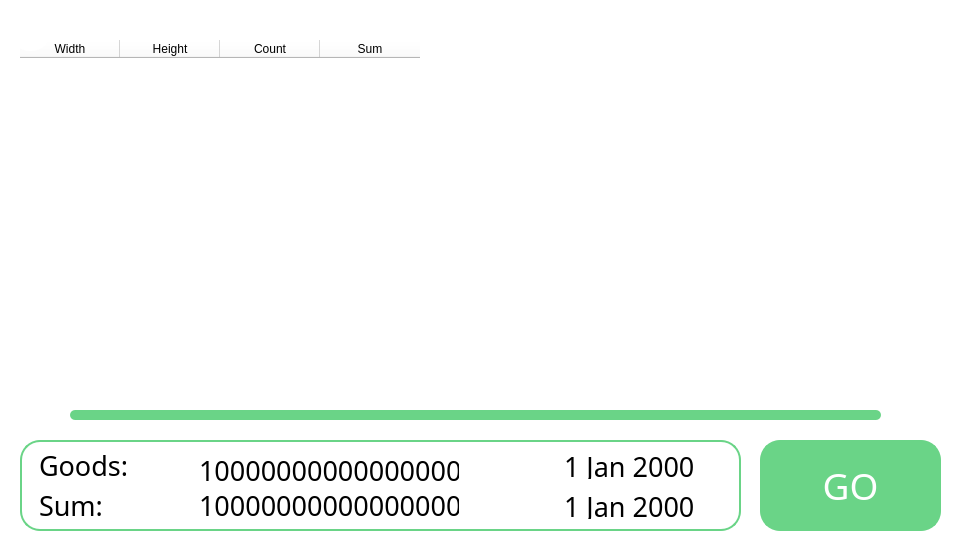
Qt form uis/reports/Reports.ui (exorevan/Invoices-application--PyQT6-) before a commit.
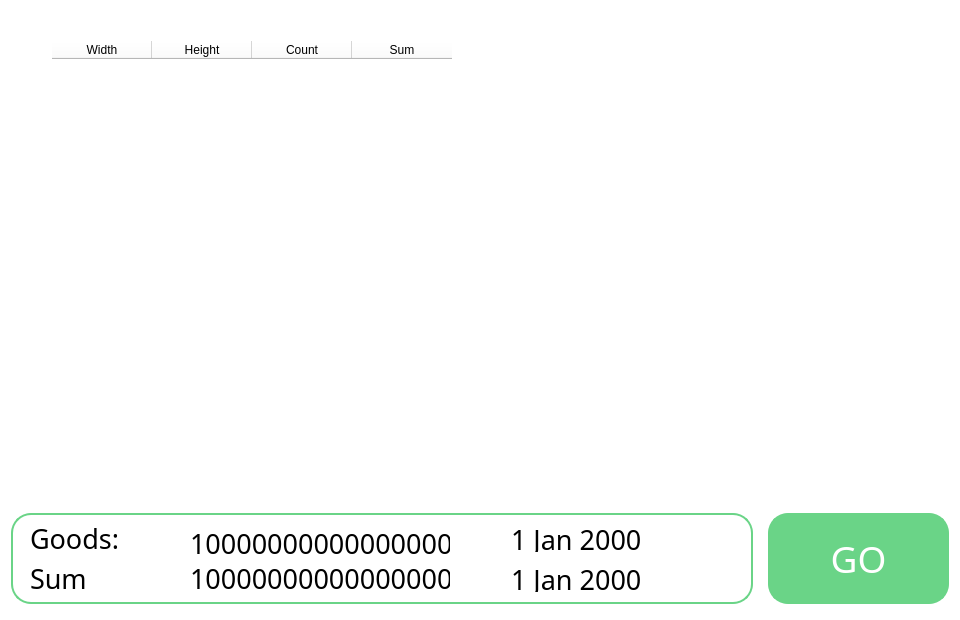
The same form after that commit. Icons and pictures are not drawn.

The edit to the form file:
```diff
--- a/uis/reports/Reports.ui
+++ b/uis/reports/Reports.ui
@@ -7,9 +7,15 @@
     <x>0</x>
     <y>0</y>
     <width>960</width>
-    <height>560</height>
+    <height>620</height>
    </rect>
   </property>
+  <property name="minimumSize">
+   <size>
+    <width>620</width>
+    <height>360</height>
+   </size>
+  </property>
   <property name="font">
    <font>
     <family>Bauhaus 93</family>
@@ -23,63 +29,138 @@
    <string notr="true">background-color: white;
 border-radius: 20;</string>
   </property>
-  <widget class="QWidget" name="centralwidget" native="true">
-   <property name="geometry">
-    <rect>
-     <x>0</x>
-     <y>0</y>
-     <width>951</width>
-     <height>531</height>
-    </rect>
-   </property>
-   <widget class="QPushButton" name="showReportsButton">
-    <property name="geometry">
-     <rect>
-      <x>760</x>
-      <y>440</y>
-      <width>181</width>
-      <height>91</height>
-     </rect>
-    </property>
-    <property name="font">
-     <font>
-      <family>Broadway</family>
-      <pointsize>28</pointsize>
-     </font>
+  <layout class="QVBoxLayout" name="verticalLayout_2">
+   <item>
+    <layout class="QVBoxLayout" name="main_lay">
+     <property name="spacing">
+      <number>0</number>
+     </property>
+     <item>
+      <layout class="QVBoxLayout" name="verticalLayout_7">
+       <item>
+        <widget class="QFrame" name="table_button_frame">
+         <property name="frameShape">
+          <enum>QFrame::StyledPanel</enum>
+         </property>
+         <property name="frameShadow">
+          <enum>QFrame::Raised</enum>
+         </property>
+         <layout class="QHBoxLayout" name="horizontalLayout_5">
+          <property name="spacing">
+           <number>0</number>
+          </property>
+          <property name="leftMargin">
+           <number>0</number>
+          </property>
+          <property name="topMargin">
+           <number>0</number>
+          </property>
+          <property name="rightMargin">
+           <number>0</number>
+          </property>
+          <property name="bottomMargin">
+           <number>0</number>
+          </property>
+          <item>
+           <layout class="QHBoxLayout" name="horizontalLayout_4">
+            <item alignment="Qt::AlignTop">
+             <widget class="QFrame" name="frame_3">
+              <property name="frameShape">
+               <enum>QFrame::StyledPanel</enum>
+              </property>
+              <property name="frameShadow">
+               <enum>QFrame::Raised</enum>
+              </property>
+              <layout class="QHBoxLayout" name="horizontalLayout">
+               <property name="spacing">
+                <number>0</number>
+               </property>
+               <property name="leftMargin">
+                <number>0</number>
+               </property>
+               <property name="topMargin">
+                <number>0</number>
+               </property>
+               <property name="rightMargin">
+                <number>0</number>
+               </property>
+               <property name="bottomMargin">
+                <number>0</number>
+               </property>
+               <item>
+                <widget class="QPushButton" name="goBackToInvoicesButton">
+                 <property name="minimumSize">
+                  <size>
+                   <width>41</width>
+                   <height>41</height>
+                  </size>
+                 </property>
+                 <property name="maximumSize">
+                  <size>
+                   <width>41</width>
+                   <height>41</height>
+                  </size>
     </property>
     <property name="styleSheet">
-     <string notr="true">
-QPushButton{
-background-color: #6ad487;
+                  <string notr="true">QPushButton{
+background-color: white;
 border-radius: 20;
-color: white; 
+color: black; 
 
-border: 2px solid #6ad487;
 }
 
+
+
 QPushButton:hover {
-
-	
-	
-	border-color: rgb(255, 255, 255);
-	font: 28pt &quot;Broadway&quot;;
-
+	border: 2px solid rgb(106, 212, 135);
 }
 </string>
     </property>
     <property name="text">
-     <string>GO</string>
-    </property>
-   </widget>
+                  <string/>
+                 </property>
+                 <property name="icon">
+                  <iconset>
+                   <normaloff>i.webp</normaloff>i.webp</iconset>
+                 </property>
+                </widget>
+               </item>
+              </layout>
+             </widget>
+            </item>
+           </layout>
+          </item>
+          <item>
+           <layout class="QVBoxLayout" name="back_button_lay">
+            <property name="spacing">
+             <number>0</number>
+            </property>
+            <item>
+             <widget class="QFrame" name="frame_8">
+              <property name="frameShape">
+               <enum>QFrame::StyledPanel</enum>
+              </property>
+              <property name="frameShadow">
+               <enum>QFrame::Raised</enum>
+              </property>
+              <layout class="QVBoxLayout" name="verticalLayout_5">
+               <property name="spacing">
+                <number>0</number>
+               </property>
+               <property name="leftMargin">
+                <number>0</number>
+               </property>
+               <property name="topMargin">
+                <number>30</number>
+               </property>
+               <property name="rightMargin">
+                <number>41</number>
+               </property>
+               <property name="bottomMargin">
+                <number>0</number>
+               </property>
+               <item>
    <widget class="QTableWidget" name="tableWidget">
-    <property name="geometry">
-     <rect>
-      <x>20</x>
-      <y>40</y>
-      <width>911</width>
-      <height>341</height>
-     </rect>
-    </property>
     <property name="font">
      <font>
       <family>Dubai Light</family>
@@ -114,14 +195,91 @@
      </property>
     </column>
    </widget>
+               </item>
+              </layout>
+             </widget>
+            </item>
+           </layout>
+          </item>
+         </layout>
+        </widget>
+       </item>
+      </layout>
+     </item>
+     <item>
+      <layout class="QHBoxLayout" name="bot_lay">
+       <item>
    <widget class="QFrame" name="frame">
-    <property name="geometry">
-     <rect>
-      <x>70</x>
-      <y>410</y>
-      <width>811</width>
-      <height>10</height>
-     </rect>
+         <property name="frameShape">
+          <enum>QFrame::StyledPanel</enum>
+         </property>
+         <property name="frameShadow">
+          <enum>QFrame::Raised</enum>
+         </property>
+         <layout class="QVBoxLayout" name="verticalLayout_3">
+          <property name="spacing">
+           <number>0</number>
+          </property>
+          <property name="leftMargin">
+           <number>0</number>
+          </property>
+          <property name="topMargin">
+           <number>0</number>
+          </property>
+          <property name="rightMargin">
+           <number>0</number>
+          </property>
+          <property name="bottomMargin">
+           <number>0</number>
+          </property>
+          <item>
+           <layout class="QHBoxLayout" name="lain">
+            <property name="spacing">
+             <number>0</number>
+            </property>
+            <property name="leftMargin">
+             <number>90</number>
+            </property>
+            <property name="rightMargin">
+             <number>90</number>
+            </property>
+            <item>
+             <widget class="QFrame" name="frame_2">
+              <property name="maximumSize">
+               <size>
+                <width>16777215</width>
+                <height>20</height>
+               </size>
+              </property>
+              <property name="frameShape">
+               <enum>QFrame::StyledPanel</enum>
+              </property>
+              <property name="frameShadow">
+               <enum>QFrame::Raised</enum>
+              </property>
+              <layout class="QVBoxLayout" name="verticalLayout">
+               <property name="spacing">
+                <number>0</number>
+               </property>
+               <property name="leftMargin">
+                <number>0</number>
+               </property>
+               <property name="topMargin">
+                <number>0</number>
+               </property>
+               <property name="rightMargin">
+                <number>0</number>
+               </property>
+               <property name="bottomMargin">
+                <number>0</number>
+               </property>
+               <item>
+                <widget class="QFrame" name="frame_4">
+                 <property name="maximumSize">
+                  <size>
+                   <width>16777215</width>
+                   <height>20</height>
+                  </size>
     </property>
     <property name="styleSheet">
      <string notr="true">background-color: #6ad487;
@@ -136,14 +294,121 @@
      <enum>QFrame::Raised</enum>
     </property>
    </widget>
-   <widget class="QFrame" name="frame_2">
-    <property name="geometry">
-     <rect>
-      <x>20</x>
-      <y>440</y>
-      <width>721</width>
+               </item>
+              </layout>
+             </widget>
+            </item>
+           </layout>
+          </item>
+          <item>
+           <layout class="QHBoxLayout" name="button_lay">
+            <property name="spacing">
+             <number>0</number>
+            </property>
+            <property name="topMargin">
+             <number>0</number>
+            </property>
+            <item>
+             <widget class="QFrame" name="button_frame">
+              <property name="minimumSize">
+               <size>
+                <width>0</width>
+                <height>100</height>
+               </size>
+              </property>
+              <property name="frameShape">
+               <enum>QFrame::StyledPanel</enum>
+              </property>
+              <property name="frameShadow">
+               <enum>QFrame::Raised</enum>
+              </property>
+              <layout class="QHBoxLayout" name="horizontalLayout_2">
+               <property name="spacing">
+                <number>0</number>
+               </property>
+               <property name="leftMargin">
+                <number>0</number>
+               </property>
+               <property name="topMargin">
+                <number>0</number>
+               </property>
+               <property name="rightMargin">
+                <number>0</number>
+               </property>
+               <property name="bottomMargin">
+                <number>0</number>
+               </property>
+               <item>
+                <widget class="QFrame" name="frame_5">
+                 <property name="frameShape">
+                  <enum>QFrame::StyledPanel</enum>
+                 </property>
+                 <property name="frameShadow">
+                  <enum>QFrame::Raised</enum>
+                 </property>
+                 <layout class="QVBoxLayout" name="verticalLayout_6">
+                  <property name="spacing">
+                   <number>0</number>
+                  </property>
+                  <property name="leftMargin">
+                   <number>0</number>
+                  </property>
+                  <property name="topMargin">
+                   <number>0</number>
+                  </property>
+                  <property name="rightMargin">
+                   <number>0</number>
+                  </property>
+                  <property name="bottomMargin">
+                   <number>0</number>
+                  </property>
+                  <item>
+                   <layout class="QHBoxLayout" name="horizontalLayout_9">
+                    <property name="spacing">
+                     <number>0</number>
+                    </property>
+                    <item>
+                     <widget class="QFrame" name="frame_6">
+                      <property name="frameShape">
+                       <enum>QFrame::StyledPanel</enum>
+                      </property>
+                      <property name="frameShadow">
+                       <enum>QFrame::Raised</enum>
+                      </property>
+                      <layout class="QHBoxLayout" name="horizontalLayout_13">
+                       <property name="spacing">
+                        <number>15</number>
+                       </property>
+                       <property name="leftMargin">
+                        <number>0</number>
+                       </property>
+                       <property name="topMargin">
+                        <number>0</number>
+                       </property>
+                       <property name="rightMargin">
+                        <number>0</number>
+                       </property>
+                       <property name="bottomMargin">
+                        <number>0</number>
+                       </property>
+                       <item>
+                        <layout class="QHBoxLayout" name="horizontalLayout_11">
+                         <property name="rightMargin">
+                          <number>0</number>
+                         </property>
+                         <item>
+                          <widget class="QFrame" name="frame_7">
+                           <property name="minimumSize">
+                            <size>
+                             <width>650</width>
+                             <height>0</height>
+                            </size>
+                           </property>
+                           <property name="maximumSize">
+                            <size>
+                             <width>16777215</width>
       <height>91</height>
-     </rect>
+                            </size>
     </property>
     <property name="styleSheet">
      <string notr="true">background-color: white;
@@ -210,9 +475,9 @@
     <widget class="QDateEdit" name="datePicker1">
      <property name="geometry">
       <rect>
-       <x>540</x>
+                              <x>490</x>
        <y>10</y>
-       <width>171</width>
+                              <width>151</width>
        <height>31</height>
       </rect>
      </property>
@@ -235,6 +500,9 @@
 }
 </string>
      </property>
+                            <property name="alignment">
+                             <set>Qt::AlignCenter</set>
+                            </property>
      <property name="buttonSymbols">
       <enum>QAbstractSpinBox::NoButtons</enum>
      </property>
@@ -289,15 +557,15 @@
 border: 2px solid white;</string>
      </property>
      <property name="text">
-      <string>Sum:</string>
+                             <string>Sum</string>
      </property>
     </widget>
     <widget class="QDateEdit" name="datePicker2">
      <property name="geometry">
       <rect>
-       <x>540</x>
+                              <x>490</x>
        <y>50</y>
-       <width>171</width>
+                              <width>151</width>
        <height>31</height>
       </rect>
      </property>
@@ -308,50 +576,101 @@
       </font>
      </property>
      <property name="styleSheet">
-      <string notr="true">background-color: white;
-border-radius: 20;
+                             <string notr="true">QDateEdit {
+background-color: white;
+border-radius: 10;
 color: black; 
-border: 2px solid white;</string>
+border-color: rgb(255, 255, 255);
+}
+
+QDateEdit:hover {
+
+border-radius: 11000;
+	border-bottom-color: rgb(106, 212, 135);
+}
+</string>
+                            </property>
+                            <property name="alignment">
+                             <set>Qt::AlignCenter</set>
      </property>
      <property name="buttonSymbols">
       <enum>QAbstractSpinBox::NoButtons</enum>
      </property>
     </widget>
    </widget>
-   <widget class="QPushButton" name="goBackToInvoicesButton">
-    <property name="geometry">
-     <rect>
-      <x>10</x>
-      <y>10</y>
-      <width>41</width>
-      <height>41</height>
-     </rect>
+                         </item>
+                        </layout>
+                       </item>
+                       <item>
+                        <layout class="QHBoxLayout" name="horizontalLayout_12">
+                         <item>
+                          <widget class="QPushButton" name="showReportsButton">
+                           <property name="minimumSize">
+                            <size>
+                             <width>170</width>
+                             <height>0</height>
+                            </size>
+                           </property>
+                           <property name="maximumSize">
+                            <size>
+                             <width>181</width>
+                             <height>91</height>
+                            </size>
+                           </property>
+                           <property name="font">
+                            <font>
+                             <family>Broadway</family>
+                             <pointsize>28</pointsize>
+                            </font>
     </property>
     <property name="styleSheet">
-     <string notr="true">background-color: white;
+                            <string notr="true">
+QPushButton{
+background-color: #6ad487;
 border-radius: 20;
-color: black; 
-border: 2px solid #ffff;</string>
+color: white; 
+
+border: 2px solid #6ad487;
+}
+
+QPushButton:hover {
+
+	
+	
+	border-color: rgb(255, 255, 255);
+	font: 28pt &quot;Broadway&quot;;
+
+}
+</string>
     </property>
     <property name="text">
-     <string/>
-    </property>
-    <property name="icon">
-     <iconset>
-      <normaloff>i.webp</normaloff>i.webp</iconset>
-    </property>
-   </widget>
-  </widget>
-  <widget class="QStatusBar" name="statusbar">
-   <property name="geometry">
-    <rect>
-     <x>0</x>
-     <y>0</y>
-     <width>3</width>
-     <height>113</height>
-    </rect>
-   </property>
-  </widget>
+                            <string>GO</string>
+                           </property>
+                          </widget>
+                         </item>
+                        </layout>
+                       </item>
+                      </layout>
+                     </widget>
+                    </item>
+                   </layout>
+                  </item>
+                 </layout>
+                </widget>
+               </item>
+              </layout>
+             </widget>
+            </item>
+           </layout>
+          </item>
+         </layout>
+        </widget>
+       </item>
+      </layout>
+     </item>
+    </layout>
+   </item>
+  </layout>
  </widget>
  <resources/>
  <connections/>
```
Left out of the diff: 4 changed lines with no effect on the pictures. Lines whose indentation alone changed are shown as unchanged.
